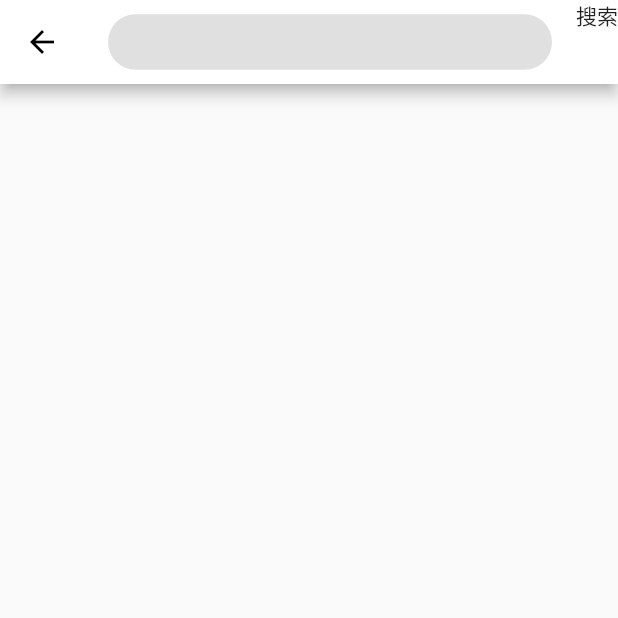
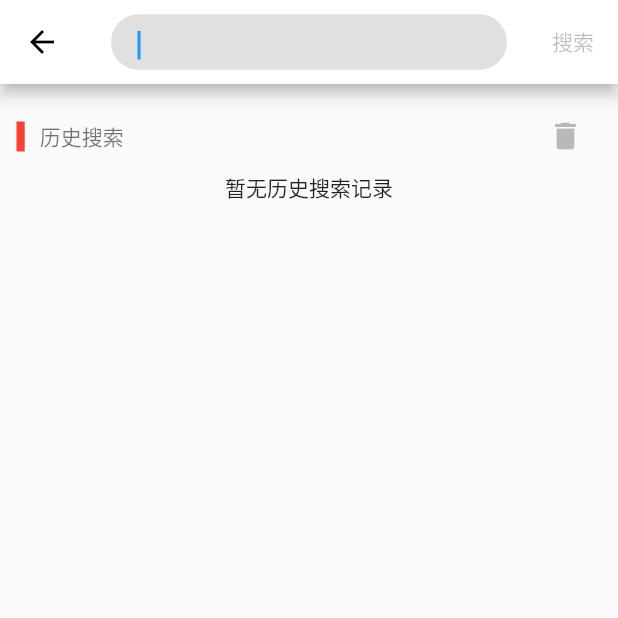
Before and after one commit to liduzhong/liduzhong.github.io, a Flutter app: the SearchPage screen opened directly, on a phone screen of 412 x 824 dp, the top half of it. Run offline on Flutter 3.47's test engine with Material 2 defaults, Android fonts, the phone set to English and light mode, and no system bars; our stand-ins replace dio, flutter_screenutil, flutter_swiper, shared_preferences; accounts and stored records are empty; network calls fail; statements that could not run were skipped.

Commit message:
新增一些修改

```diff
--- a/lib/pages/Search.dart
+++ b/lib/pages/Search.dart
@@ -2,21 +2,54 @@ import 'package:flutter/material.dart';
 import '../services/ScreenAdaper.dart';
 
 class SearchPage extends StatefulWidget {
-  String keyword;
-  SearchPage({Key key, this.keyword}) : super(key: key);
+  SearchPage({Key key}) : super(key: key);
 
   @override
   _SearchPageState createState() => _SearchPageState();
 }
 
 class _SearchPageState extends State<SearchPage> {
+  TextEditingController _keywordControler;
+  bool _isKeywordEmpty = true;
+  String _keyword = '';
+  List _history = [];
+
+  // 提交
+  void search() {
+    if (_isKeywordEmpty) return;
+    List tempHistory = [];
+    _history.insert(0, this._keyword);
+    _history.forEach((value) {
+      if (!tempHistory.contains(value)) {
+        tempHistory.add(value);
+      }
+    });
+    setState(() {
+      _history = tempHistory;
+    });
+    Navigator.pushNamed(context, '/product',
+        arguments: {'keyword': this._keyword});
+  }
+
+  @override
+  void initState() {
+    super.initState();
+    _keywordControler = new TextEditingController(text: '');
+  }
+
+  void dispose() {
+    _keywordControler.dispose();
+    super.dispose();
+  }
+
   @override
   Widget build(BuildContext context) {
     return Scaffold(
       appBar: AppBar(
         title: Container(
+          width: ScreenAdaper.width(540),
           height: ScreenAdaper.height(60),
-          padding: EdgeInsets.only(left: 10, right: 10),
+          padding: EdgeInsets.all(6),
           decoration: BoxDecoration(
             color: Colors.black12,
             borderRadius: BorderRadius.all(
@@ -24,22 +57,122 @@ class _SearchPageState extends State<SearchPage> {
             ),
           ),
           child: TextField(
+              maxLines: 1,
+              autofocus: true,
+              controller: _keywordControler,
               decoration: InputDecoration(
                 border: OutlineInputBorder(
                     borderRadius: BorderRadius.circular(30),
                     borderSide: BorderSide.none),
               ),
+              onChanged: (value) {
+                setState(() {
+                  this._keyword = value;
+                  this._isKeywordEmpty = this._keyword == '';
+                });
+              },
+              onSubmitted: (value) {
+                setState(() {
+                  this._keyword = value;
+                  this._isKeywordEmpty = this._keyword == '';
+                });
+                this.search();
+              }),
+        ),
+        centerTitle: true,
+        actions: [
+          Container(
+            width: 60,
+            height: 60,
+            child: Center(
+              child: InkWell(
+                  child: Padding(
+                    padding: EdgeInsets.all(10),
+                    child: Text(
+                      '搜索',
+                      style: TextStyle(
+                          color: this._isKeywordEmpty
+                              ? Colors.black26
+                              : Colors.black),
                     ),
                   ),
-        actions: [
+                  onTap: () {
+                    setState(() {
+                      this._keyword = _keywordControler.text;
+                      this._isKeywordEmpty = this._keyword == '';
+                    });
+                    this.search();
+                  }),
+            ),
+          ),
+        ],
+      ),
+      body: Container(
+        padding: EdgeInsets.all(ScreenAdaper.width(20)),
+        child: Column(children: [
+          Row(
+            mainAxisAlignment: MainAxisAlignment.spaceBetween,
+            crossAxisAlignment: CrossAxisAlignment.center,
+            children: [
+              Row(
+                children: [
                   Container(
-            height: ScreenAdaper.height(68),
-            child: Text('搜索'),
+                    width: ScreenAdaper.width(10),
+                    height: 20,
+                    color: Colors.red,
+                    margin: EdgeInsets.only(right: 10),
+                  ),
+                  Text(
+                    '历史搜索',
+                    style: TextStyle(color: Colors.black54),
                   )
                 ],
               ),
-      body: Container(
-        child: Text(''),
+              IconButton(
+                icon: Icon(Icons.delete, color: Colors.black26),
+                onPressed: () {
+                  setState(() {
+                    this._history = [];
+                  });
+                },
+              )
+            ],
+          ),
+          Container(
+            width: double.infinity,
+            child: Wrap(
+                spacing: 6,
+                runSpacing: 6,
+                children: this._history.length > 0
+                    ? this._history.map((item) {
+                        return InkWell(
+                          onTap: () {
+                            setState(() {
+                              this._keyword = item;
+                              _keywordControler.text = item;
+                              this._isKeywordEmpty = this._keyword == '';
+                            });
+                            this.search();
+                          },
+                          child: Container(
+                            padding: EdgeInsets.fromLTRB(10, 4, 10, 4),
+                            decoration: BoxDecoration(
+                              color: Colors.black12,
+                              borderRadius: BorderRadius.circular(30),
+                            ),
+                            child: Text(item),
+                          ),
+                        );
+                      }).toList()
+                    : [
+                        Container(
+                          child: Center(
+                            child: Text('暂无历史搜索记录'),
+                          ),
+                        ),
+                      ]),
+          ),
+        ]),
       ),
     );
   }
--- a/lib/routers/router.dart
+++ b/lib/routers/router.dart
@@ -6,7 +6,7 @@ import '../pages/ProductList.dart';
 // 添加路由路径
 final routes = {
   '/': (context) => Tabs(),
-  '/search': (context, {arguments}) => SearchPage(keyword: arguments),
+  '/search': (context) => SearchPage(),
   '/product': (context, {arguments}) => ProductListPage(arguments: arguments),
 };
 
--- a/pubspec.yaml
+++ b/pubspec.yaml
@@ -30,6 +30,7 @@ dependencies:
   cupertino_icons: ^1.0.0
   flutter_swiper: ^1.1.6
   flutter_screenutil: ^0.5.3
+  shared_preferences: ^0.5.0
   dio: ^3.0.10
 dev_dependencies:
   flutter_test:
```
Also changed, not shown: lib/pages/ProductList.dart (+18 -11 lines), lib/pages/tabs/Tabs.dart (+9 -8 lines), lib/storage/storage.dart (added, +14 -0 lines), pubspec.lock, 3 other files. Lines whose indentation alone changed are shown as unchanged.
